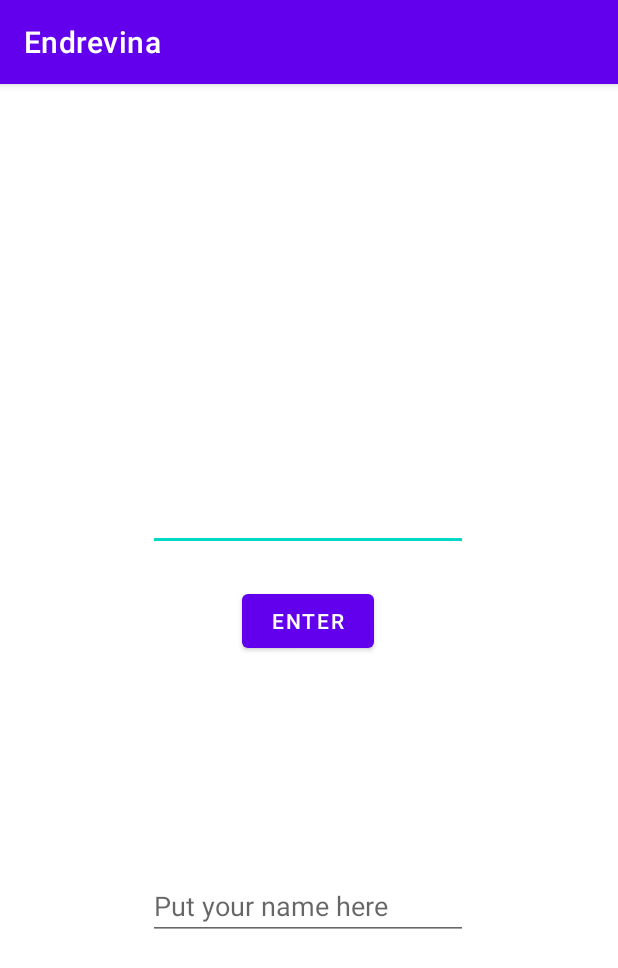
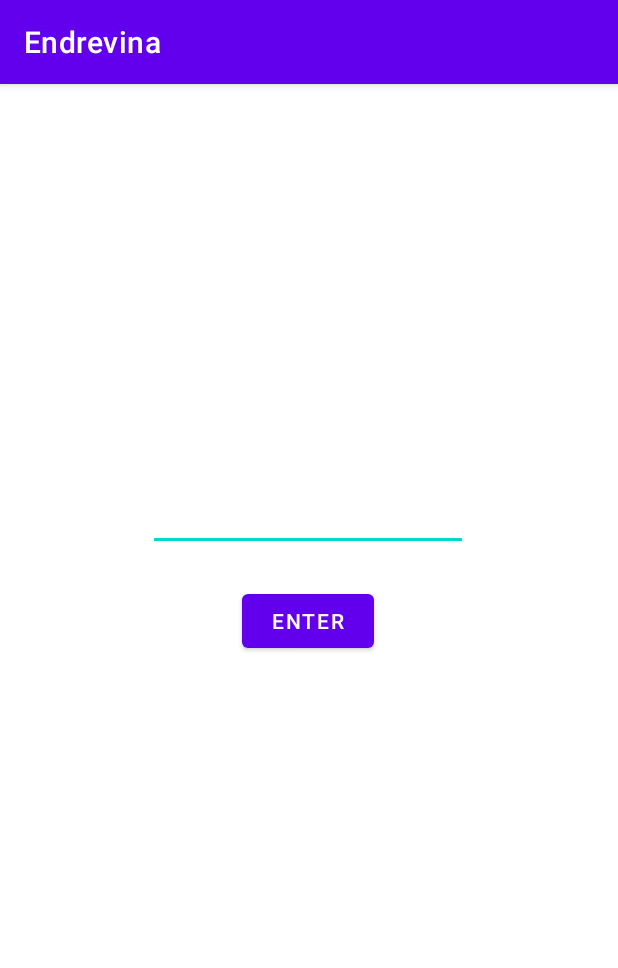
Before and after one commit to LariosAlex/ENDREVINA, an Android app: the screen it shows after launch (MainActivity), on a phone screen of 412 x 824 dp. Shown: the top 968 px of the screen. Run offline under Robolectric (Android 15) with nearby library versions, the phone set to English and light mode, and no system bars.

Commit message:
Endrevina -- Lunes 18 de Octubre

```diff
--- a/app/src/main/res/layout/activity_main.xml
+++ b/app/src/main/res/layout/activity_main.xml
@@ -45,18 +45,4 @@
         app:layout_constraintVertical_bias="0.068" />
 
 
-    <EditText
-        android:id="@+id/userName"
-        android:layout_width="wrap_content"
-        android:layout_height="wrap_content"
-        android:ems="10"
-        android:inputType="textPersonName"
-        android:hint="Put your name here"
-        app:layout_constraintBottom_toBottomOf="parent"
-        app:layout_constraintEnd_toEndOf="parent"
-        app:layout_constraintHorizontal_bias="0.497"
-        app:layout_constraintStart_toStartOf="parent"
-        app:layout_constraintTop_toTopOf="parent"
-        app:layout_constraintVertical_bias="0.727" />
-
 </androidx.constraintlayout.widget.ConstraintLayout>
```
Also changed, not shown: app/src/main/java/com/example/myapplication/MainActivity.java (+28 -8 lines).
